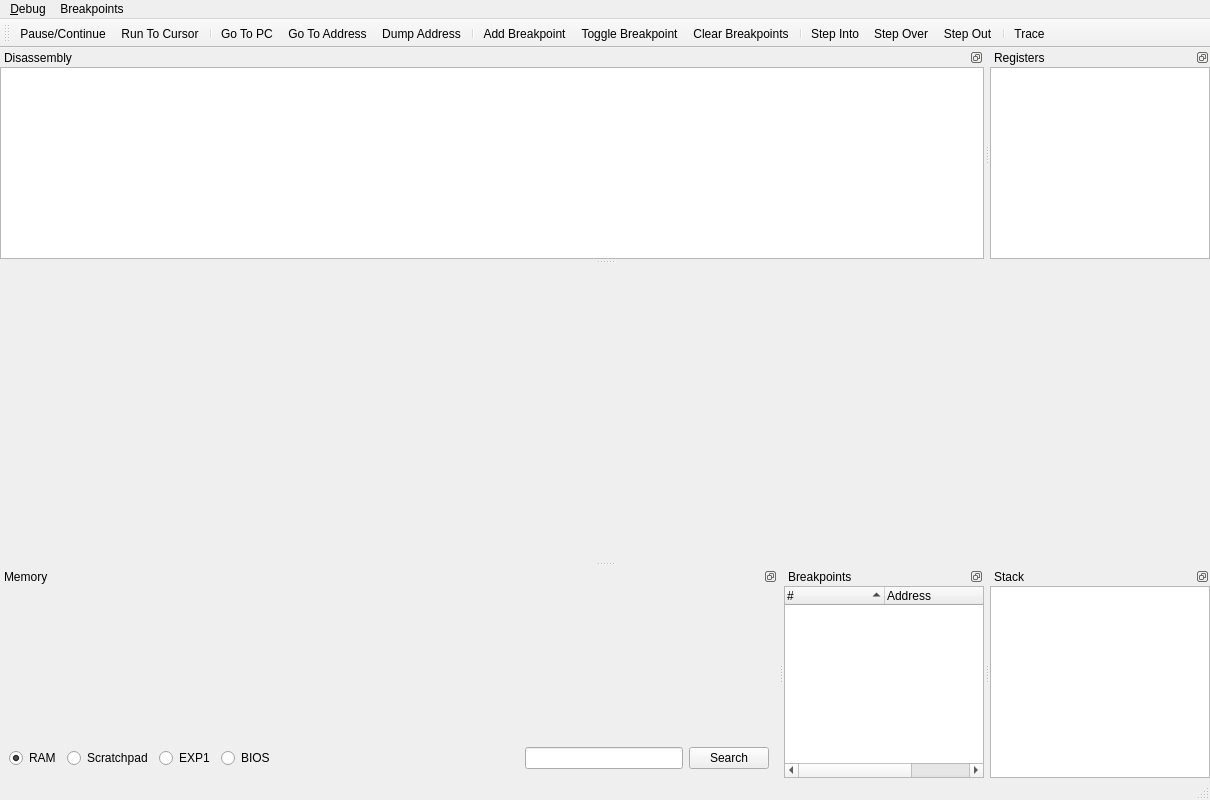
First picture: the form in src/duckstation-qt/debuggerwindow.ui, repository kofxi3584karlayang/duckstation, before the edit.
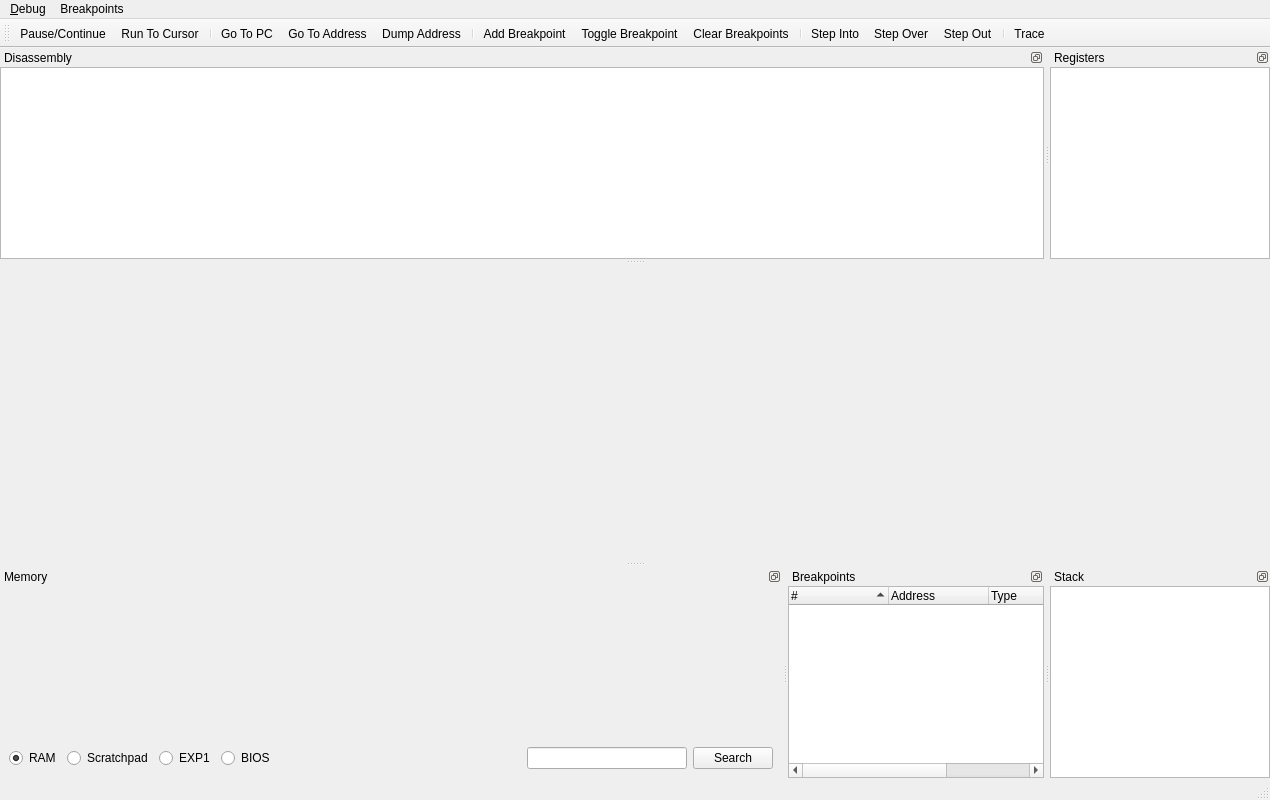
Second picture: the form after the edit. Icons and pictures are not drawn. Custom widgets are drawn as their Qt base class.

```diff
--- a/src/duckstation-qt/debuggerwindow.ui
+++ b/src/duckstation-qt/debuggerwindow.ui
@@ -6,7 +6,7 @@
    <rect>
     <x>0</x>
     <y>0</y>
-    <width>1210</width>
+    <width>1270</width>
     <height>800</height>
    </rect>
   </property>
@@ -233,7 +233,7 @@
    </property>
    <property name="maximumSize">
     <size>
-     <width>200</width>
+     <width>290</width>
      <height>524287</height>
     </size>
    </property>
@@ -269,6 +269,11 @@
       <string>Address</string>
      </property>
     </column>
+    <column>
+     <property name="text">
+      <string>Type</string>
+     </property>
+    </column>
     <column>
      <property name="text">
       <string>Hit Count</string>
```
